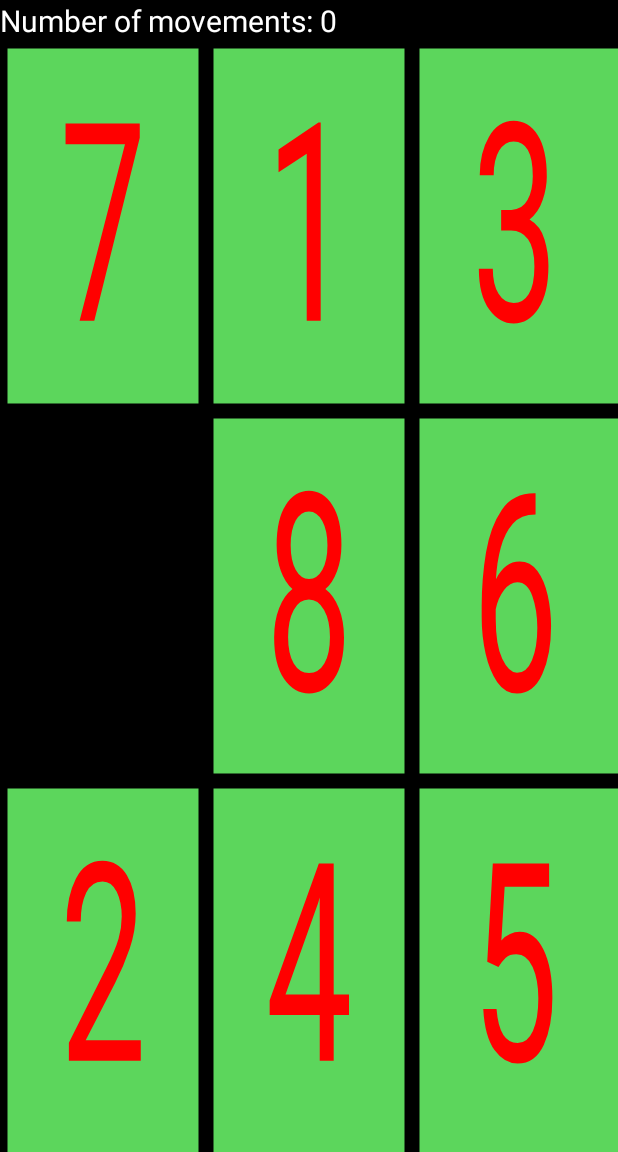
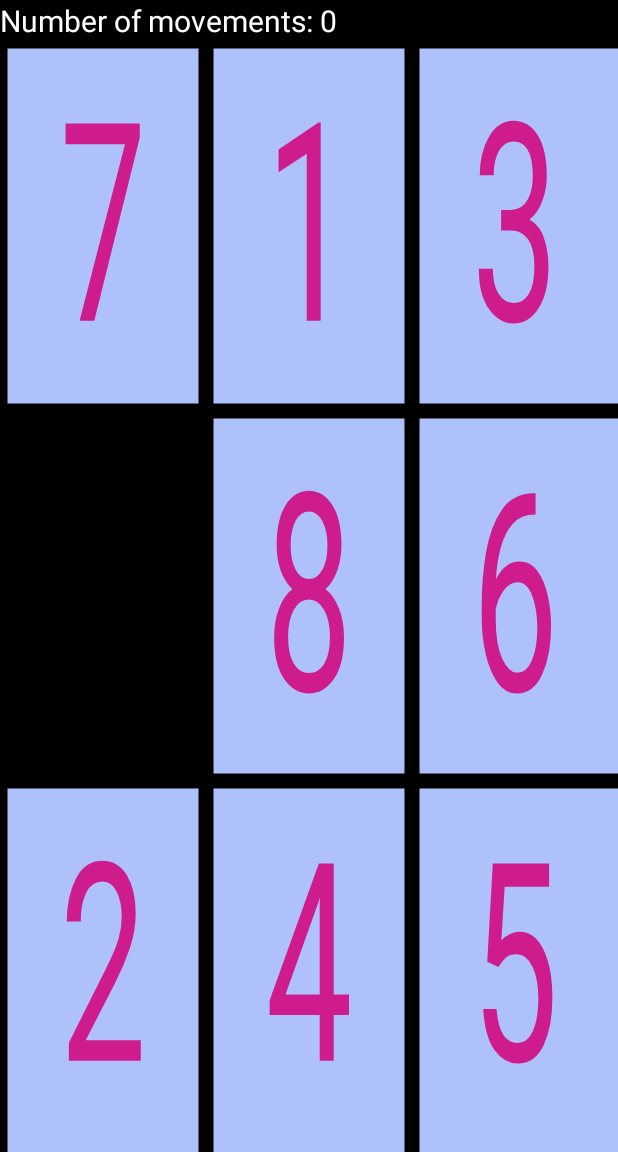
Before and after one commit to Codyonesock/Sliding-Puzzle, an Android app: the screen it shows after launch (MainActivity), on a phone screen of 412 x 824 dp, the part 84-1236 px from its top. Run offline under Robolectric (Android 15) with nearby library versions, the phone set to English and light mode, and no system bars.

```diff
--- a/app/src/main/res/values/colors.xml
+++ b/app/src/main/res/values/colors.xml
@@ -1,6 +1,11 @@
 <?xml version="1.0" encoding="utf-8"?>
 <resources>
+    <!--
     <color name="buttonColor">#5cd65c</color>
     <color name="backgroundColor">#000000</color>
-    <color name="numberColor">#f00</color>
+    <color name="numberColor">#00000</color>
+    -->
+    <color name="buttonColor">#AEC1FA</color>
+    <color name="backgroundColor">#000000</color>
+    <color name="numberColor">#CF1C8D</color>
 </resources>
```
Also changed, not shown: app/src/main/java/com/example/codyonesock/slideypuzzle/Frame.java (+14 -0 lines), app/src/main/java/com/example/codyonesock/slideypuzzle/FrameView.java (+13 -0 lines), 3 other files.
